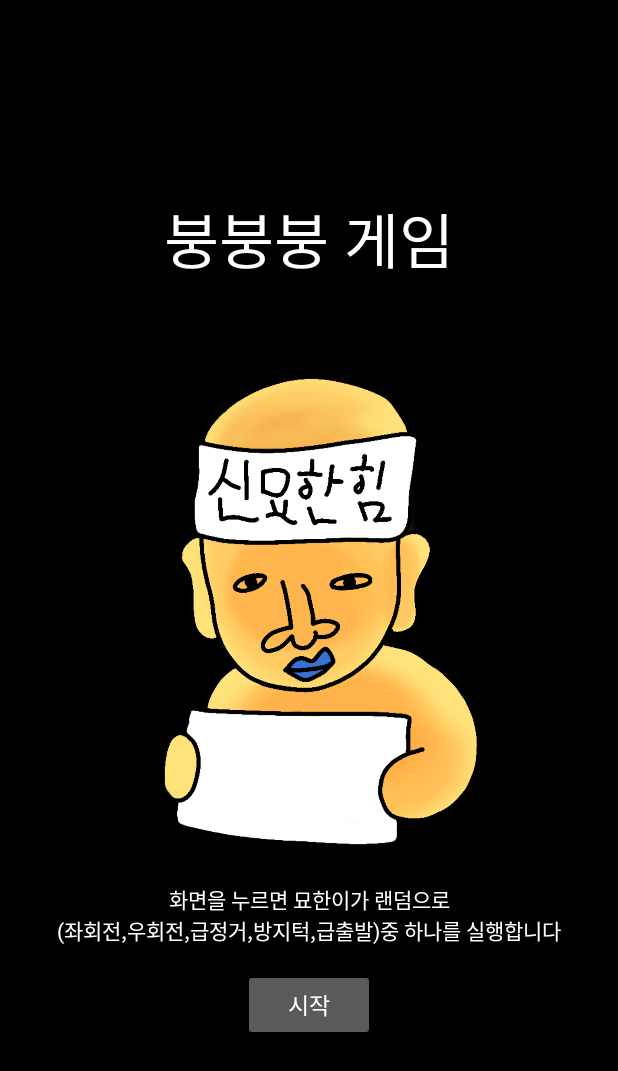
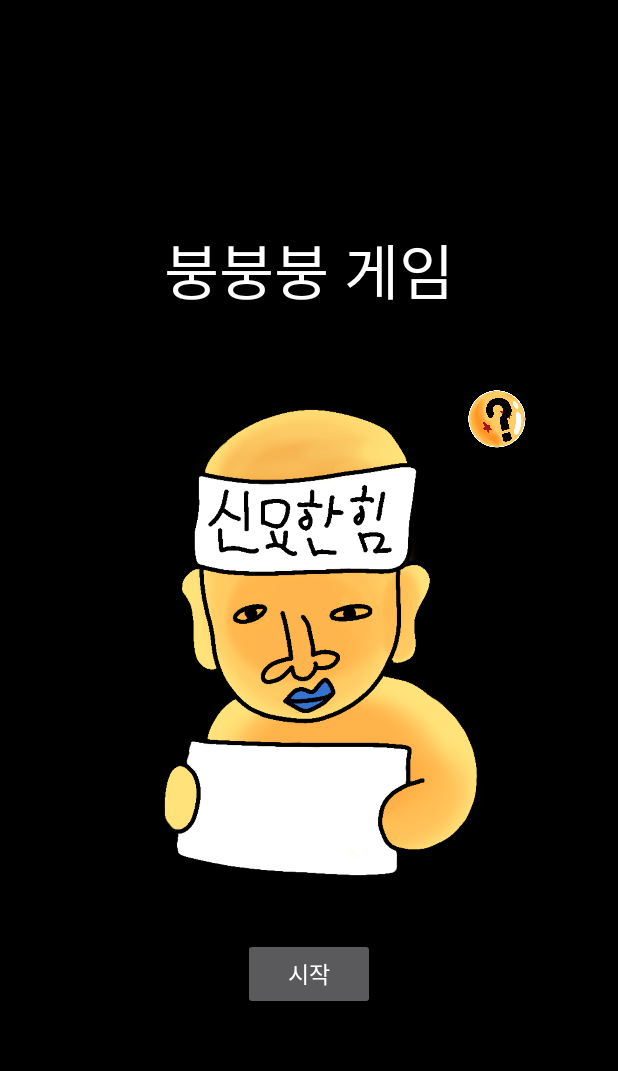
Before and after one commit to yhkwon0817/SSUK, an Android app: the CarGameSetting screen opened directly, with no data from a screen before it, on a phone screen of 412 x 824 dp. Shown: the top 1071 px of the screen. Run offline under Robolectric (Android 15) with nearby library versions, the phone set to English and light mode, and no system bars.

Commit message:
please add hint that match to each game

```diff
--- a/app/src/main/java/com/example/ssuk/CarGameSetting.java
+++ b/app/src/main/java/com/example/ssuk/CarGameSetting.java
@@ -6,6 +6,9 @@ import android.content.Intent;
 import android.os.Bundle;
 import android.view.View;
 import android.widget.Button;
+import android.widget.ImageButton;
+import android.widget.ImageView;
+import android.widget.LinearLayout;
 
 public class CarGameSetting extends AppCompatActivity {
 
@@ -15,6 +18,23 @@ public class CarGameSetting extends AppCompatActivity {
         setContentView(R.layout.activity_car_game_setting);
 
         Button button = (Button) findViewById(R.id.CarGameStart);
+        ImageView btn_car_game_hint = (ImageView) findViewById(R.id.btn_car_game_hint);
+        ImageView btn_close_car_game_hint = (ImageView)findViewById(R.id.btn_close_car_game_hint);
+        LinearLayout layout_car_game_hint = (LinearLayout)findViewById(R.id.layout_car_game_hint);
+
+        btn_car_game_hint.setOnClickListener(new View.OnClickListener() {
+            @Override
+            public void onClick(View view) {
+                layout_car_game_hint.setVisibility(View.VISIBLE);
+
+                btn_close_car_game_hint.setOnClickListener(new View.OnClickListener() {
+                    @Override
+                    public void onClick(View view) {
+                        layout_car_game_hint.setVisibility(View.GONE);
+                    }
+                });
+            }
+        });
 
         button.setOnClickListener(new View.OnClickListener() {
             @Override
--- a/app/src/main/res/layout/activity_car_game_setting.xml
+++ b/app/src/main/res/layout/activity_car_game_setting.xml
@@ -18,10 +18,48 @@
         android:text="붕붕붕 게임"
         android:textSize="40sp" />
 
+    <LinearLayout
+        android:layout_width="wrap_content"
+        android:layout_height="wrap_content"
+        android:visibility="gone"
+        android:id="@+id/layout_car_game_hint"
+        android:orientation="horizontal">
+
+        <TextView
+            android:layout_width="match_parent"
+            android:layout_height="wrap_content"
+            android:gravity="center"
+            android:fontFamily="@font/kotra_bold"
+            android:textColor="@color/white"
+            android:text = "화면을 누르면 묘한이가 랜덤으로\n(좌회전,우회전,급정거,방지턱,급출발)\n중 하나를 실행합니다\n\n\n\n\n\n" />
+
+        <ImageView
+            android:src="@drawable/close"
+            android:layout_width="40dp"
+            android:layout_height="40dp"
+            android:clickable="true"
+            android:id="@+id/btn_close_car_game_hint"/>
+
+    </LinearLayout>
+
+
+
     <FrameLayout
         android:layout_width="wrap_content"
         android:layout_height="wrap_content"
         android:layout_gravity="center">
+
+        <ImageView
+            android:layout_width="60dp"
+            android:layout_height="60dp"
+            android:layout_gravity="end"
+            android:scaleType="centerInside"
+            android:src="@drawable/hint"
+            android:clickable="true"
+            android:layout_marginTop="40dp"
+            android:layout_marginEnd="20dp"
+            android:id="@+id/btn_car_game_hint"
+            />
 
         <ImageView
             android:id="@+id/normal_mode"
@@ -31,15 +69,6 @@
             android:src="@drawable/basic_myohan" />
     </FrameLayout>
 
-    <TextView
-        android:layout_width="match_parent"
-        android:layout_height="wrap_content"
-        android:gravity="center"
-        android:fontFamily="@font/kotra_bold"
-        android:textColor="@color/white"
-        android:text = "화면을 누르면 묘한이가 랜덤으로\n(좌회전,우회전,급정거,방지턱,급출발)중 하나를 실행합니다"
-        ></TextView>
-
     <Button
         android:id="@+id/CarGameStart"
         android:layout_width="wrap_content"
@@ -48,6 +77,6 @@
         android:layout_marginTop="15dp"
         android:text="시작"
         android:fontFamily="@font/kotra_bold"
-        android:textSize="15dp" />
+        android:textSize="15sp" />
 
 </LinearLayout>
```
Also changed, not shown: app/src/main/java/com/example/ssuk/FourWordsGameSetting.java (+20 -0 lines), app/src/main/java/com/example/ssuk/LiarGameSetting.java (+18 -0 lines), app/src/main/java/com/example/ssuk/PictureGameSetting.java (+20 -0 lines), app/src/main/res/layout/activity_four_words_game_setting.xml (+36 -0 lines), app/src/main/res/layout/activity_liar_game_setting.xml (+35 -0 lines), app/src/main/res/layout/activity_picture_game_setting.xml (+37 -1 lines), app/src/main/res/drawable-v24/close.png (added), app/src/main/res/drawable-v24/hint.png (added).
